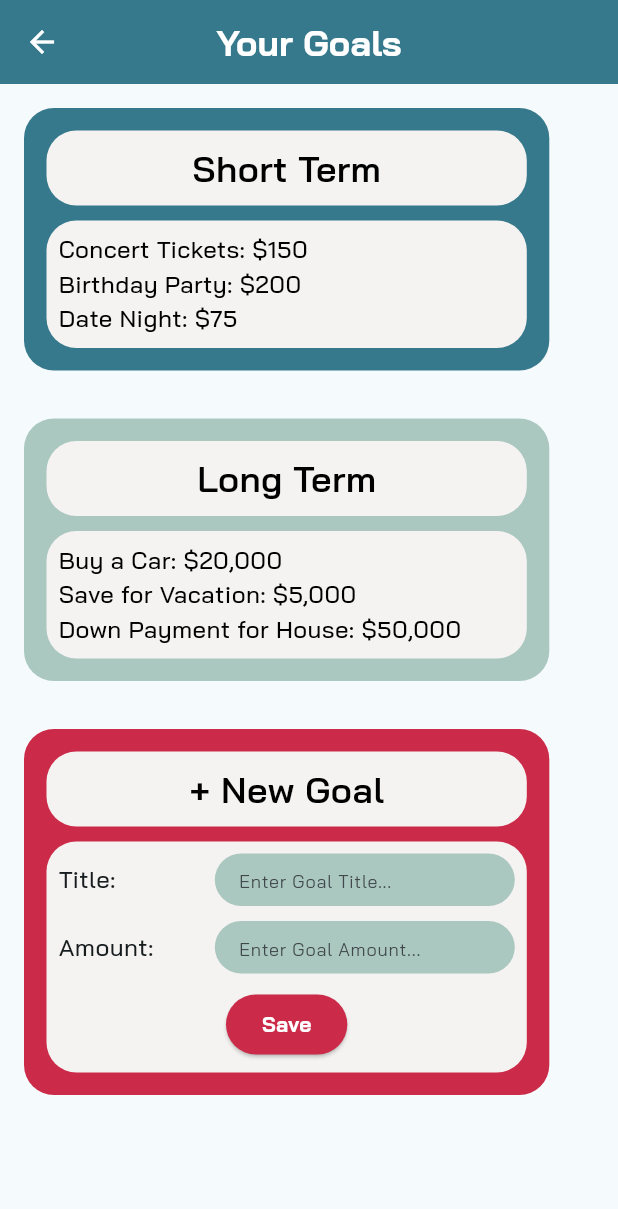
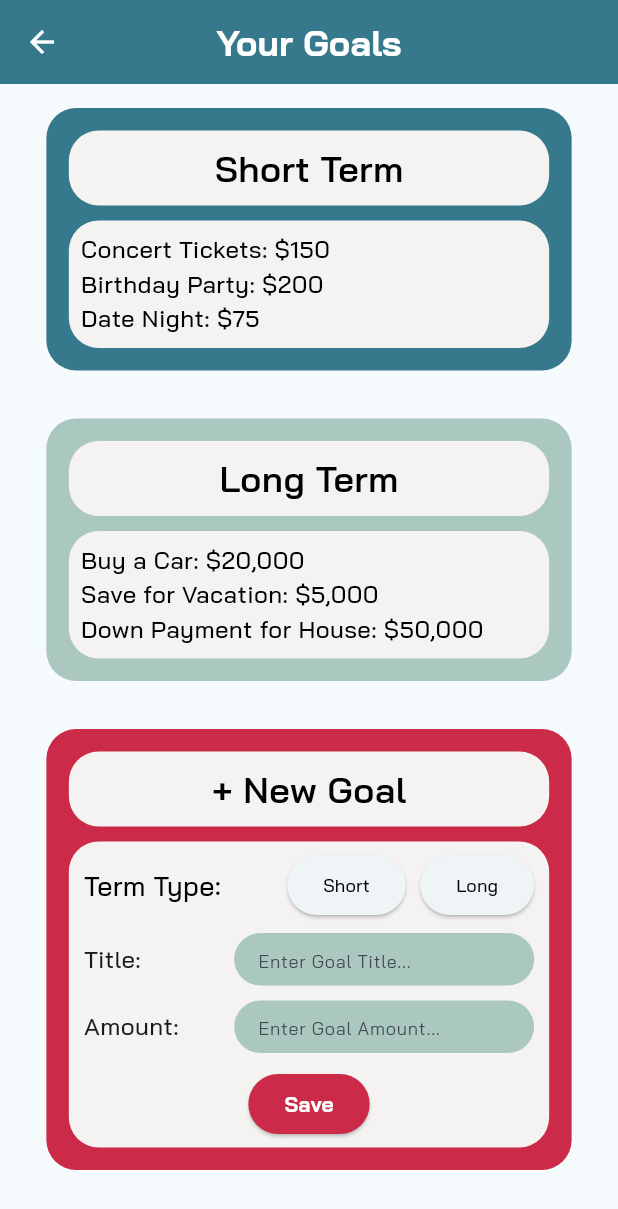
Before and after one commit to monsimb/WeHack, a Flutter app: the GoalsPage screen opened directly, after a tap on "+ New Goal", on a phone screen of 412 x 824 dp. Shown: the top 1209 px of the screen. Run offline on Flutter 3.47's test engine with Material 3 defaults, Android fonts, the phone set to English and light mode, and no system bars; our stand-ins replace fl_chart, flutter_tts, table_calendar; network calls fail.

Commit message:
final final updates

```diff
--- a/lib/dashboard.dart
+++ b/lib/dashboard.dart
@@ -124,26 +124,9 @@ class _DashboardState extends State<Dashboard> {
 
               const SizedBox(height: 30),
 
-              // Pie Chart Section with Tip
+              // Pie Chart Section with Tip Inside
               Container(
                 width: 400,
-                child: Column(
-                  crossAxisAlignment: CrossAxisAlignment.start,
-                  children: [
-                    // Tip Label
-                    Padding(
-                      padding: const EdgeInsets.only(bottom: 8.0),
-                      child: Text(
-                        generateTip(),
-                        style: const TextStyle(
-                          fontSize: 16,
-                          fontWeight: FontWeight.w500,
-                          color: Colors.black54,
-                        ),
-                      ),
-                    ),
-                    // Pie Chart Container
-                    Container(
                 decoration: BoxDecoration(
                   borderRadius: BorderRadius.circular(25),
                   color: const Color(0xfff5f3f2),
@@ -152,6 +135,20 @@ class _DashboardState extends State<Dashboard> {
                   padding: const EdgeInsets.all(20),
                   child: Column(
                     children: [
+                      // Tip Label Inside the Pie Chart Container
+                      Padding(
+                        padding: const EdgeInsets.only(bottom: 16.0),
+                        child: Text(
+                          generateTip(),
+                          style: const TextStyle(
+                            fontSize: 16,
+                            fontWeight: FontWeight.w500,
+                            color: Colors.black54,
+                          ),
+                          textAlign: TextAlign.left,
+                        ),
+                      ),
+                      // Pie Chart
                       SizedBox(
                         height: 200,
                         child: categoryData.isEmpty
@@ -165,8 +162,7 @@ class _DashboardState extends State<Dashboard> {
                               )
                             : PieChart(
                                 PieChartData(
-                                        sections:
-                                            categoryData.entries.map((entry) {
+                                  sections: categoryData.entries.map((entry) {
                                     return PieChartSectionData(
                                       value: entry.value,
                                       color: _getCategoryColor(entry.key),
@@ -185,6 +181,7 @@ class _DashboardState extends State<Dashboard> {
                               ),
                       ),
                       const SizedBox(height: 16.0),
+                      // Legend
                       Column(
                         children: categoryData.entries.map((entry) {
                           return LegendItem(
@@ -195,9 +192,6 @@ class _DashboardState extends State<Dashboard> {
                       ),
                     ],
                   ),
-                      ),
-                    ),
-                  ],
                 ),
               ),
 
@@ -328,7 +322,7 @@ class _DashboardState extends State<Dashboard> {
                   width: 400,
                   decoration: BoxDecoration(
                     borderRadius: BorderRadius.circular(25),
-                    color: const Color(0xfff5f3f2),
+                    color: const Color(0xffaac7c0),
                   ),
                   child: Padding(
                     padding: const EdgeInsets.all(20),
@@ -350,7 +344,7 @@ class _DashboardState extends State<Dashboard> {
                             child: Container(
                               decoration: BoxDecoration(
                                 borderRadius: BorderRadius.circular(15),
-                                color: const Color(0xff37798c),
+                                color: const Color(0xfff5f3f2),
                               ),
                               child: Padding(
                                 padding: const EdgeInsets.all(12.0),
@@ -362,7 +356,7 @@ class _DashboardState extends State<Dashboard> {
                                       style: const TextStyle(
                                         fontSize: 18,
                                         fontWeight: FontWeight.bold,
-                                        color: Colors.white,
+                                        color: Colors.black,
                                       ),
                                     ),
                                     const SizedBox(height: 8),
@@ -371,7 +365,7 @@ class _DashboardState extends State<Dashboard> {
                                       style: const TextStyle(
                                         fontSize: 14,
                                         fontWeight: FontWeight.w400,
-                                        color: Colors.white70,
+                                        color: Colors.black,
                                       ),
                                     ),
                                   ],
--- a/lib/goals.dart
+++ b/lib/goals.dart
@@ -29,9 +29,11 @@ class _GoalsPageState extends State<GoalsPage> {
             const IconThemeData(color: Colors.white), // Set icon color to white
       ),
       body: SingleChildScrollView(
+          child: Align(
+        alignment: Alignment.center,
+        // Align the content to the center of the screen
         child: Column(
-          mainAxisAlignment:
-              MainAxisAlignment.center, // Center-align containers
+          mainAxisAlignment: MainAxisAlignment.center,
           children: [
             // Short Term Goals
             Padding(
@@ -268,9 +270,61 @@ class _GoalsPageState extends State<GoalsPage> {
                               color: const Color.fromARGB(255, 245, 243, 242),
                             ),
                             child: Padding(
-                              padding: const EdgeInsets.all(8),
+                              padding: const EdgeInsets.only(
+                                  top: 5, bottom: 5, left: 10, right: 10),
                               child: Column(
                                 children: [
+                                  Row(
+                                    crossAxisAlignment:
+                                        CrossAxisAlignment.center,
+                                    mainAxisAlignment:
+                                        MainAxisAlignment.spaceBetween,
+                                    children: [
+                                      const Align(
+                                          alignment: Alignment.centerLeft,
+                                          child: Text(
+                                            "Term Type:",
+                                            style: TextStyle(
+                                              color: Colors.black,
+                                              fontSize: 18,
+                                              fontFamily: 'Bai Jamjuree',
+                                              fontWeight: FontWeight.w500,
+                                            ),
+                                          )),
+                                      SizedBox(width: 25),
+                                      Align(
+                                          alignment: Alignment.centerRight,
+                                          child: ElevatedButton(
+                                              onPressed: () {
+                                                // select type
+                                              },
+                                              child: const Text(
+                                                "Short",
+                                                style: TextStyle(
+                                                  color: Colors.black,
+                                                  fontSize: 12,
+                                                  fontFamily: 'Bai Jamjuree',
+                                                  fontWeight: FontWeight.w500,
+                                                ),
+                                              ))),
+                                      Align(
+                                          alignment: Alignment.centerRight,
+                                          child: ElevatedButton(
+                                              onPressed: () {
+                                                // select type
+                                              },
+                                              child: const Text(
+                                                "Long",
+                                                style: TextStyle(
+                                                  color: Colors.black,
+                                                  fontSize: 12,
+                                                  fontFamily: 'Bai Jamjuree',
+                                                  fontWeight: FontWeight.w500,
+                                                ),
+                                              ))),
+                                    ],
+                                  ),
+                                  SizedBox(height: 8),
                                   Row(
                                     mainAxisAlignment:
                                         MainAxisAlignment.spaceBetween,
@@ -369,7 +423,7 @@ class _GoalsPageState extends State<GoalsPage> {
             ),
           ],
         ),
-      ),
+      )),
     );
   }
 }
```
Also changed, not shown: 4 other files. Lines whose indentation alone changed are shown as unchanged.
